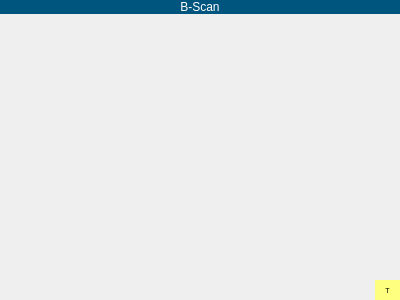
Before: the Qt Designer form ui/display/b_scan_display.ui in 15903016222/Voice, drawn with Qt 5.
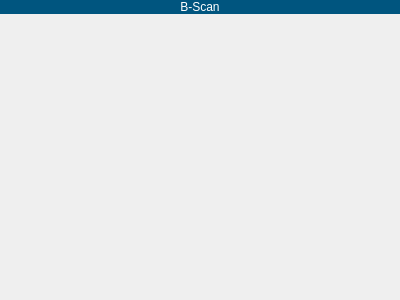
After: the same form once the commit is applied. Custom widgets are drawn as their Qt base class.

Patch:
```diff
--- a/ui/display/b_scan_display.ui
+++ b/ui/display/b_scan_display.ui
@@ -120,47 +120,6 @@
          <height>0</height>
         </size>
        </property>
-       <layout class="QHBoxLayout" name="horizontalLayout_2">
-        <property name="spacing">
-         <number>0</number>
-        </property>
-        <property name="leftMargin">
-         <number>0</number>
-        </property>
-        <property name="topMargin">
-         <number>0</number>
-        </property>
-        <property name="rightMargin">
-         <number>0</number>
-        </property>
-        <property name="bottomMargin">
-         <number>0</number>
-        </property>
-        <item>
-         <widget class="QLabel" name="label">
-          <property name="minimumSize">
-           <size>
-            <width>0</width>
-            <height>20</height>
-           </size>
-          </property>
-          <property name="font">
-           <font>
-            <pointsize>5</pointsize>
-           </font>
-          </property>
-          <property name="styleSheet">
-           <string notr="true">background-color: rgb(255, 255, 127);</string>
-          </property>
-          <property name="text">
-           <string>T</string>
-          </property>
-          <property name="alignment">
-           <set>Qt::AlignCenter</set>
-          </property>
-         </widget>
-        </item>
-       </layout>
       </widget>
      </item>
     </layout>
```
